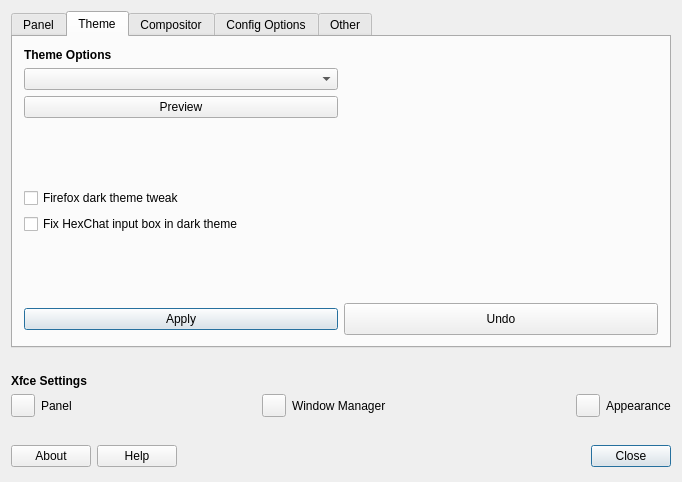
Before: the Qt Designer form tweak/defaultlook.ui in MX-Linux/mx-tweak, drawn with Qt 5.
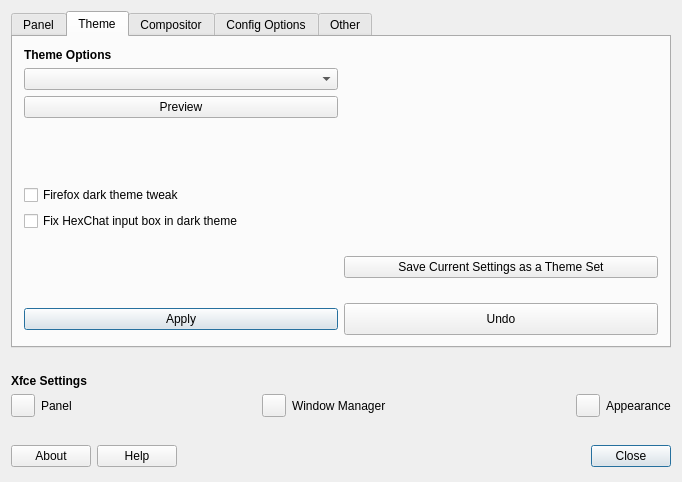
After: the same form once the commit is applied. The open tabs and pages were chosen to show the change. Icons and pictures are not drawn.

Commit message: Added ui and extraction of settings

What changed in the file:
```diff
--- a/tweak/defaultlook.ui
+++ b/tweak/defaultlook.ui
@@ -583,6 +583,16 @@
              </property>
             </widget>
            </item>
+           <item row="6" column="1">
+            <widget class="QPushButton" name="pushButton">
+             <property name="text">
+              <string>Save Current Settings as a Theme Set</string>
+             </property>
+             <property name="icon">
+              <iconset theme="document-save"/>
+             </property>
+            </widget>
+           </item>
           </layout>
          </item>
         </layout>
```
Left out of the diff: 2 changed lines with no effect on the pictures. The commit also changes 2 other files.
